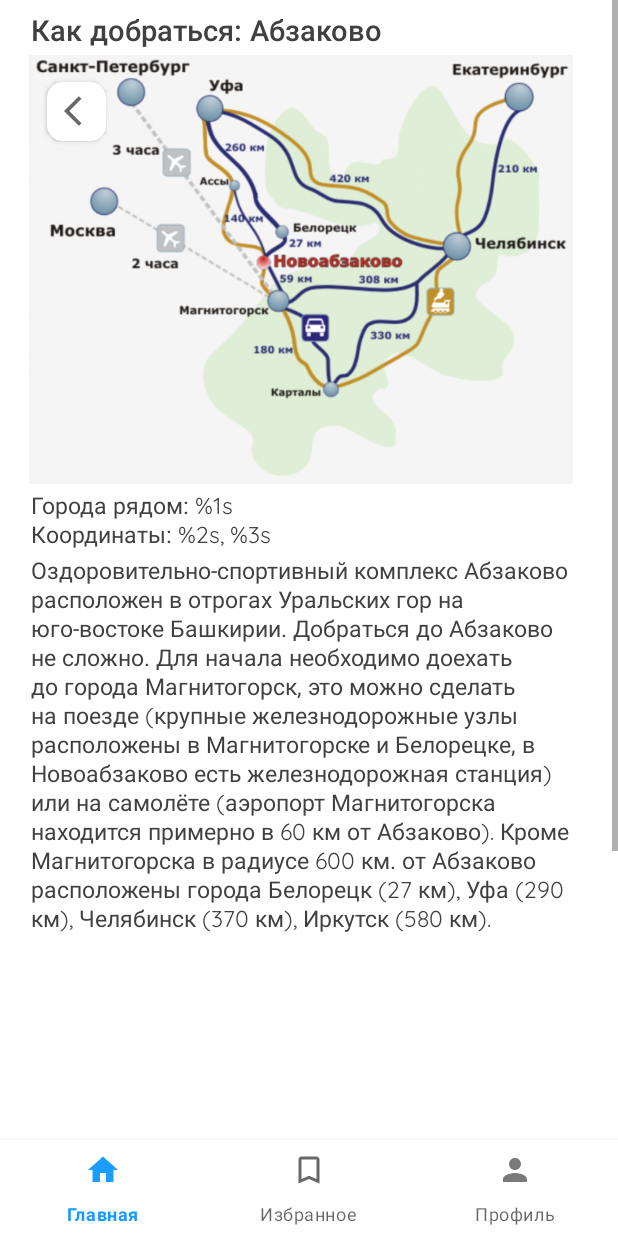
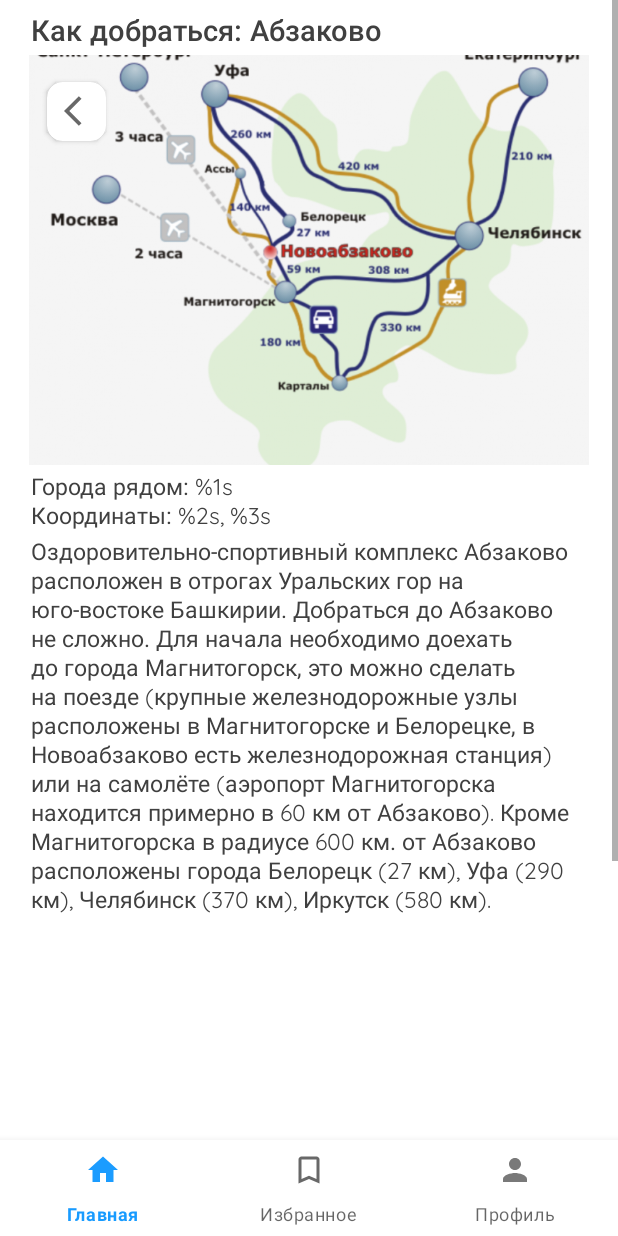
Before and after one commit to Sergio994350/SkiMountains, an Android app: the HowToGetFragment screen opened through its navigation route, on a phone screen of 412 x 824 dp. Run offline under Robolectric (Android 15) with nearby library versions, the light colour scheme and no system bars; our stand-ins replace navigation-ui, sdp/ssp sizes; pictures from the network do not load; 6 statements that could not run were skipped.

Commit message:
design fixes

```diff
--- a/app/src/main/res/layout/fragment_detail.xml
+++ b/app/src/main/res/layout/fragment_detail.xml
@@ -58,7 +58,7 @@
                     android:paddingTop="@dimen/_11sdp"
                     android:text="@string/temperature"
                     android:textColor="@color/white"
-                    android:shadowColor="@color/dark_grey"
+                    android:shadowColor="@color/black"
                     android:shadowDx="2"
                     android:shadowDy="2"
                     android:shadowRadius="3"
@@ -76,7 +76,7 @@
                     android:fontFamily="@font/quicksand_semi_bold"
                     android:text="@string/ural"
                     android:textColor="@color/white"
-                    android:shadowColor="@color/dark_grey"
+                    android:shadowColor="@color/black"
                     android:shadowDx="2"
                     android:shadowDy="2"
                     android:shadowRadius="3"
--- a/app/src/main/res/layout/fragment_howtoget.xml
+++ b/app/src/main/res/layout/fragment_howtoget.xml
@@ -73,12 +73,12 @@
             <ImageView
                 android:id="@+id/image_view_how_to_get"
                 android:layout_width="match_parent"
-                android:layout_height="@dimen/_220sdp"
+                android:layout_height="@dimen/_210sdp"
                 android:layout_marginStart="@dimen/_15sdp"
                 android:layout_marginTop="@dimen/_28sdp"
                 android:layout_marginEnd="@dimen/_15sdp"
                 android:contentDescription="@string/how_to_get_title"
-                android:scaleType="fitStart"
+                android:scaleType="centerCrop"
                 android:src="@drawable/how_to_get_abzakovo"
                 app:layout_constraintEnd_toEndOf="parent"
                 app:layout_constraintStart_toStartOf="parent"
```
